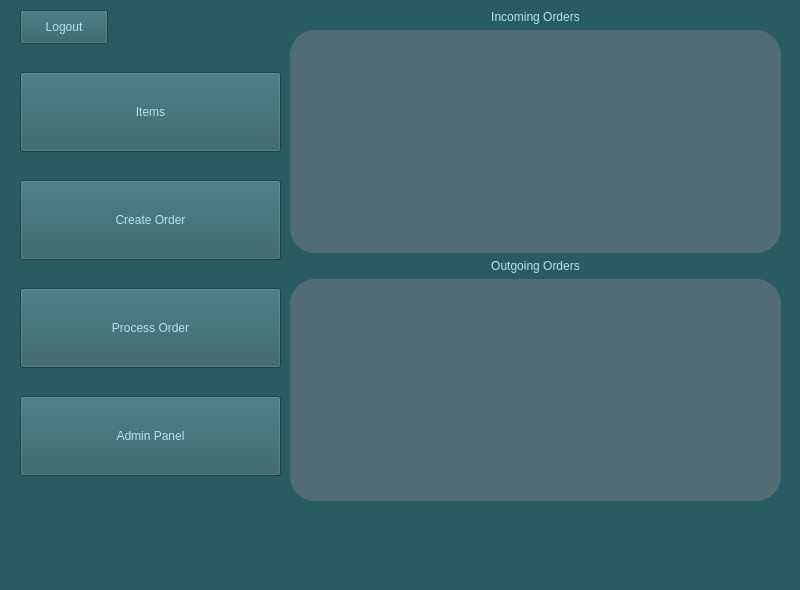
Qt form UI/main_window.ui (npaolini-8/se-group-5) before a commit.
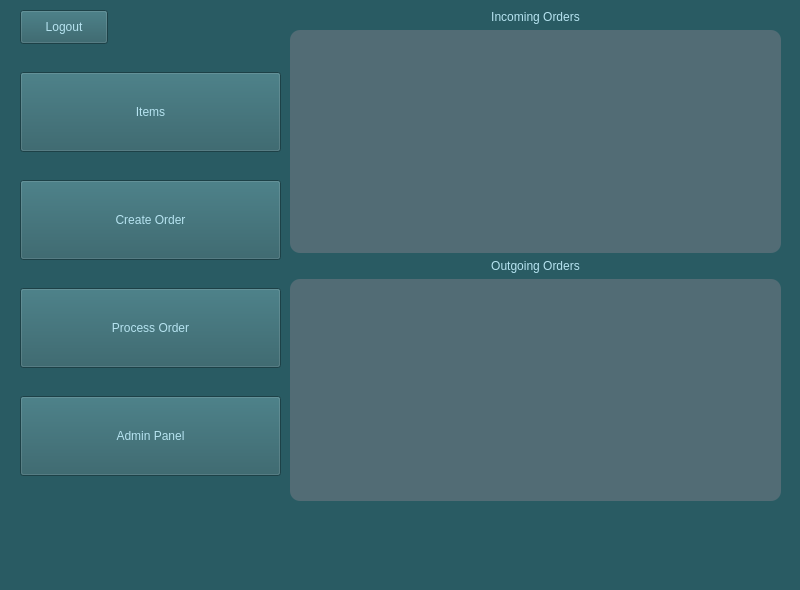
The same form after that commit.

Patch:
```diff
--- a/UI/main_window.ui
+++ b/UI/main_window.ui
@@ -134,7 +134,7 @@
        <property name="styleSheet">
         <string notr="true">background-color: #526c75;
 color: #B6E3F0;
-border-radius: 25px;
+border-radius: 10px;
 font-size: 12px;</string>
        </property>
        <property name="editTriggers">
@@ -164,7 +164,7 @@
        <property name="styleSheet">
         <string notr="true">background-color: #526c75;
 color: #B6E3F0;
-border-radius: 25px;
+border-radius: 10px;
 font-size: 12px;</string>
        </property>
        <property name="editTriggers">
```
